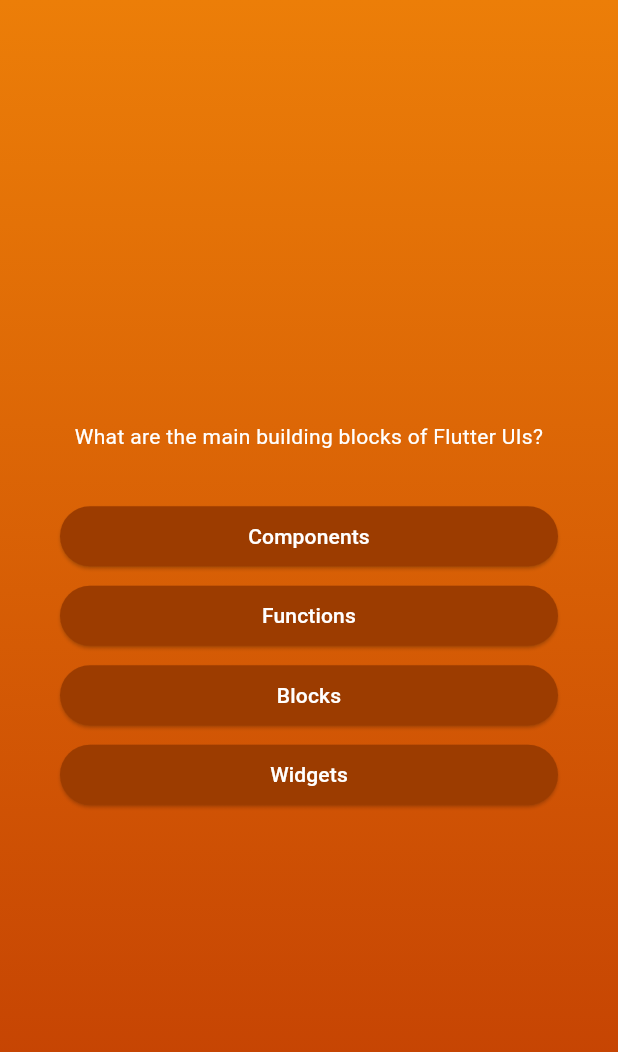
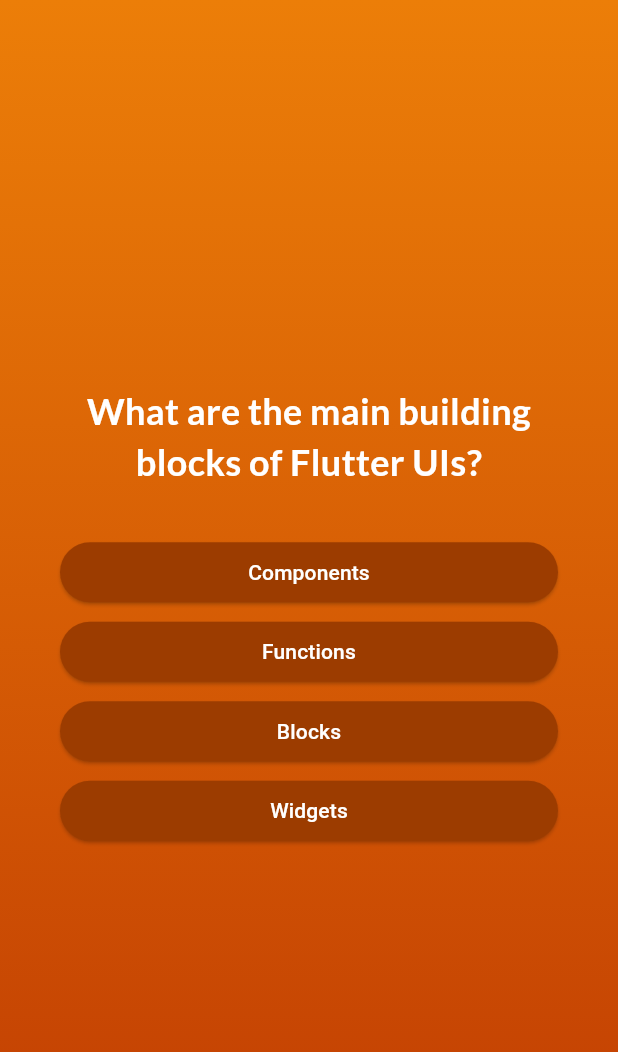
Before and after one commit to dubeyanant/quiz, a Flutter app: the screen it shows after launch, after a tap on "Start Quiz", on a phone screen of 412 x 824 dp. Shown: the top 1052 px of the screen. Run offline on Flutter 3.47's test engine with Material 3 defaults, Android fonts, the phone set to English and light mode, and no system bars; our stand-ins replace google_fonts.

Commit message:
feat: :sparkles: add google font support

```diff
--- a/lib/questions_screen.dart
+++ b/lib/questions_screen.dart
@@ -2,6 +2,8 @@ import 'package:flutter/material.dart';
 
 import 'package:quiz/answer_button.dart';
 import 'package:quiz/data/questions.dart';
+
+import 'package:google_fonts/google_fonts.dart';
 
 class QuestionsScreen extends StatefulWidget {
   const QuestionsScreen({super.key});
@@ -35,7 +37,10 @@ class _QuestionsScreenState extends State<QuestionsScreen> {
           children: [
             Text(
               currentQuestion.text,
-              style: const TextStyle(color: Colors.white),
+              style: GoogleFonts.lato(
+                  color: Colors.white,
+                  fontSize: 24,
+                  fontWeight: FontWeight.bold),
               textAlign: TextAlign.center,
             ),
             const SizedBox(height: 30),
--- a/lib/start_screen.dart
+++ b/lib/start_screen.dart
@@ -1,4 +1,5 @@
 import 'package:flutter/material.dart';
+import 'package:google_fonts/google_fonts.dart';
 
 class StartScreen extends StatelessWidget {
   const StartScreen(this.startQuiz, {super.key});
@@ -17,9 +18,9 @@ class StartScreen extends StatelessWidget {
             color: const Color.fromARGB(150, 255, 255, 255),
           ),
           const SizedBox(height: 80),
-          const Text(
+          Text(
             "Learn Flutter the fun way!",
-            style: TextStyle(
+            style: GoogleFonts.aBeeZee(
               fontSize: 24,
               color: Colors.white,
             ),
--- a/pubspec.yaml
+++ b/pubspec.yaml
@@ -34,6 +34,7 @@ dependencies:
   # The following adds the Cupertino Icons font to your application.
   # Use with the CupertinoIcons class for iOS style icons.
   cupertino_icons: ^1.0.2
+  google_fonts: ^6.1.0
 
 dev_dependencies:
   flutter_test:
```
Also changed, not shown: pubspec.lock, 1 other file.
